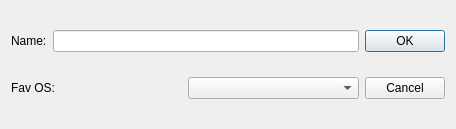
This is dialog.ui in NikNator10/QT-Testing as Qt 5 draws it before an edit. The edited form follows.
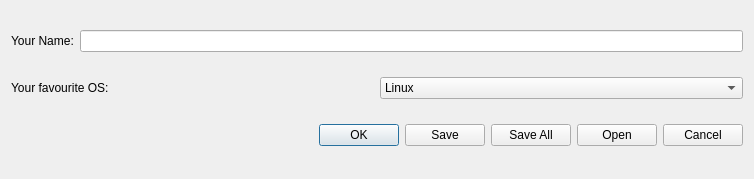
This is the edited form.

Commit message: Gelernt: QDialogButtonBox: Button-Layouts nach Systemrichtlinien automatisch anlegen; Wiederholung: Dialoge mit QDialog erstellen; Genutzt: QApplication, QWidget, QDialog, QDialogBoxButton, Qt Designer

```diff
--- a/dialog.ui
+++ b/dialog.ui
@@ -6,22 +6,20 @@
    <rect>
     <x>0</x>
     <y>0</y>
-    <width>456</width>
-    <height>129</height>
+    <width>754</width>
+    <height>179</height>
    </rect>
   </property>
   <property name="windowTitle">
    <string>Dialog</string>
   </property>
-  <layout class="QHBoxLayout" name="horizontalLayout_3">
-   <item>
-    <layout class="QVBoxLayout" name="verticalLayout_2">
+  <layout class="QVBoxLayout" name="verticalLayout">
      <item>
       <layout class="QHBoxLayout" name="horizontalLayout_2">
        <item>
-        <widget class="QLabel" name="label">
+      <widget class="QLabel" name="label_2">
          <property name="text">
-          <string>Name:</string>
+        <string>Your Name:</string>
          </property>
         </widget>
        </item>
@@ -33,37 +31,40 @@
      <item>
       <layout class="QHBoxLayout" name="horizontalLayout">
        <item>
-        <widget class="QLabel" name="label_2">
+      <widget class="QLabel" name="label">
          <property name="text">
-          <string>Fav OS:</string>
+        <string>Your favourite OS:</string>
          </property>
         </widget>
        </item>
        <item>
-        <widget class="QComboBox" name="fav_os_combo_box"/>
+      <widget class="QComboBox" name="combo_box">
+       <item>
+        <property name="text">
+         <string>Linux</string>
+        </property>
        </item>
-      </layout>
-     </item>
-    </layout>
-   </item>
    <item>
-    <layout class="QVBoxLayout" name="verticalLayout">
-     <item>
-      <widget class="QPushButton" name="ok_button">
        <property name="text">
-        <string>OK</string>
-       </property>
-      </widget>
+         <string>Windows</string>
+        </property>
      </item>
      <item>
-      <widget class="QPushButton" name="cancel_button">
        <property name="text">
-        <string>Cancel</string>
-       </property>
+         <string>MacOS</string>
+        </property>
+       </item>
       </widget>
      </item>
     </layout>
    </item>
+   <item>
+    <widget class="QDialogButtonBox" name="button_box">
+     <property name="standardButtons">
+      <set>QDialogButtonBox::Cancel|QDialogButtonBox::Ok|QDialogButtonBox::Open|QDialogButtonBox::Save|QDialogButtonBox::SaveAll</set>
+     </property>
+    </widget>
+   </item>
   </layout>
  </widget>
  <resources/>
```
Lines whose indentation alone changed are shown as unchanged. The commit also changes 10 other files.
